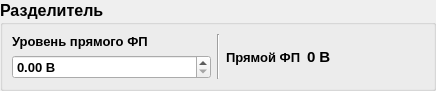
Qt form divider_panel.ui (bulkanul/EVO_YFL_1064_GUI_coherent2) before a commit.
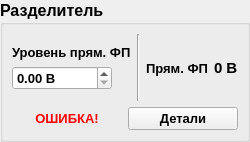
The same form after that commit.

Commit message: Added error handling, disabled channels 2-4 (temporary)

What changed in the file:
```diff
--- a/divider_panel.ui
+++ b/divider_panel.ui
@@ -6,8 +6,8 @@
    <rect>
     <x>0</x>
     <y>0</y>
-    <width>436</width>
-    <height>82</height>
+    <width>235</width>
+    <height>142</height>
    </rect>
   </property>
   <property name="windowTitle">
@@ -68,6 +68,12 @@
           </item>
           <item>
            <widget class="QLabel" name="label">
+            <property name="sizePolicy">
+             <sizepolicy hsizetype="Maximum" vsizetype="Preferred">
+              <horstretch>0</horstretch>
+              <verstretch>0</verstretch>
+             </sizepolicy>
+            </property>
             <property name="font">
              <font>
               <family>Arial</family>
@@ -75,12 +81,18 @@
              </font>
             </property>
             <property name="text">
-             <string>Уровень прямого ФП</string>
+             <string>Уровень прям. ФП</string>
             </property>
            </widget>
           </item>
           <item>
            <widget class="QDoubleSpinBox" name="dsb_pd_forw">
+            <property name="maximumSize">
+             <size>
+              <width>100</width>
+              <height>16777215</height>
+             </size>
+            </property>
             <property name="font">
              <font>
               <family>Arial</family>
@@ -134,7 +146,7 @@
              </font>
             </property>
             <property name="text">
-             <string>Прямой ФП</string>
+             <string>Прям. ФП</string>
             </property>
            </widget>
           </item>
@@ -157,6 +169,94 @@
         </item>
        </layout>
       </item>
+      <item>
+       <widget class="QWidget" name="w_error_box" native="true">
+        <layout class="QHBoxLayout" name="horizontalLayout_2">
+         <property name="leftMargin">
+          <number>0</number>
+         </property>
+         <property name="topMargin">
+          <number>0</number>
+         </property>
+         <property name="rightMargin">
+          <number>0</number>
+         </property>
+         <property name="bottomMargin">
+          <number>0</number>
+         </property>
+         <item>
+          <widget class="QLabel" name="label_2">
+           <property name="palette">
+            <palette>
+             <active>
+              <colorrole role="WindowText">
+               <brush brushstyle="SolidPattern">
+                <color alpha="255">
+                 <red>255</red>
+                 <green>0</green>
+                 <blue>0</blue>
+                </color>
+               </brush>
+              </colorrole>
+             </active>
+             <inactive>
+              <colorrole role="WindowText">
+               <brush brushstyle="SolidPattern">
+                <color alpha="255">
+                 <red>255</red>
+                 <green>0</green>
+                 <blue>0</blue>
+                </color>
+               </brush>
+              </colorrole>
+             </inactive>
+             <disabled>
+              <colorrole role="WindowText">
+               <brush brushstyle="SolidPattern">
+                <color alpha="96">
+                 <red>164</red>
+                 <green>166</green>
+                 <blue>168</blue>
+                </color>
+               </brush>
+              </colorrole>
+             </disabled>
+            </palette>
+           </property>
+           <property name="font">
+            <font>
+             <family>Arial</family>
+             <pointsize>10</pointsize>
+             <weight>75</weight>
+             <bold>true</bold>
+            </font>
+           </property>
+           <property name="text">
+            <string>ОШИБКА!</string>
+           </property>
+           <property name="alignment">
+            <set>Qt::AlignCenter</set>
+           </property>
+          </widget>
+         </item>
+         <item>
+          <widget class="QPushButton" name="pushButton">
+           <property name="font">
+            <font>
+             <family>Arial</family>
+             <pointsize>10</pointsize>
+             <weight>75</weight>
+             <bold>true</bold>
+            </font>
+           </property>
+           <property name="text">
+            <string>Детали</string>
+           </property>
+          </widget>
+         </item>
+        </layout>
+       </widget>
+      </item>
      </layout>
     </widget>
    </item>
```
The commit also changes 17 other files.
